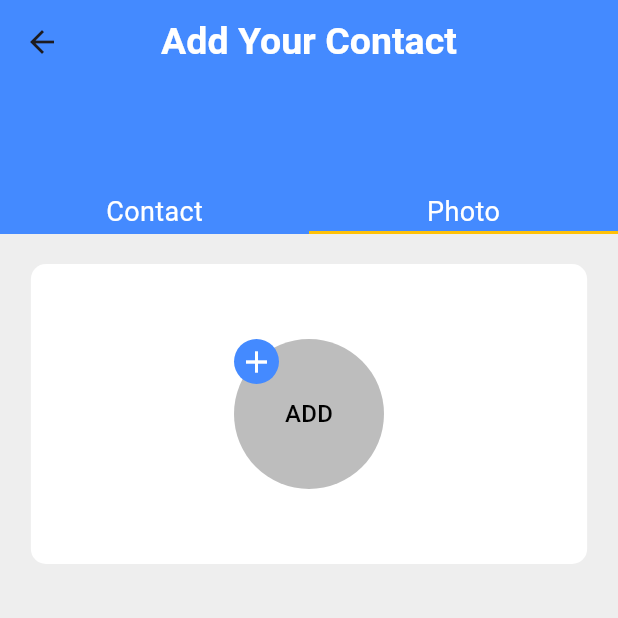
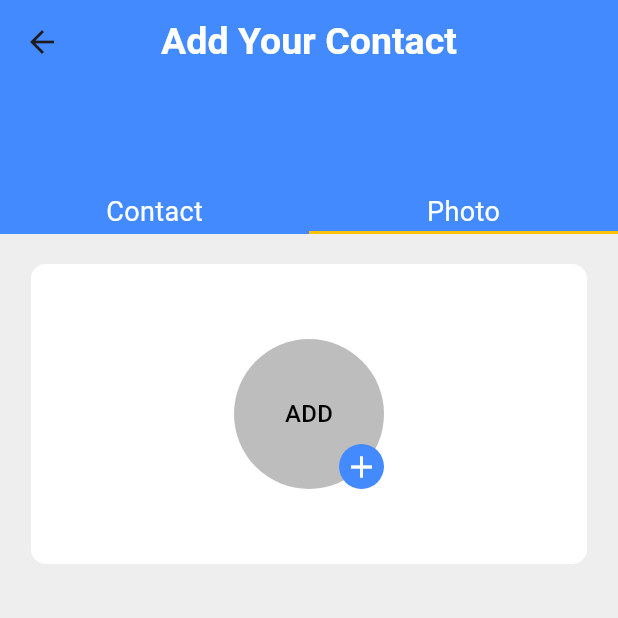
Before and after one commit to Ponik90/resume, a Flutter app: the ContactInfoScreen screen opened by its route, after a tap on "SAVE", after a tap on "Photo", on a phone screen of 412 x 824 dp, the top half of it. Run offline on Flutter 3.47's test engine with Material 3 defaults, Android fonts, the phone set to English and light mode, and no system bars.

Commit message:
04-03-3024

```diff
--- a/lib/screen/carrier/carrier_screen.dart
+++ b/lib/screen/carrier/carrier_screen.dart
@@ -145,7 +145,7 @@ class _CarrierScreenState extends State<CarrierScreen> {
                       Center(
                         child: InkWell(onTap: () {
                           FocusManager.instance.primaryFocus?.unfocus();
-                          if(formkey==formkey.currentState!.validate())
+                          if(formkey.currentState!.validate())
                           {
                             String object =txtcobject.text;
                             String desig=txtcdesig.text;
--- a/lib/screen/contact/contact_info_screen.dart
+++ b/lib/screen/contact/contact_info_screen.dart
@@ -1,4 +1,6 @@
 import 'package:flutter/material.dart';
+
+import '../../utiles/global_screen_var.dart';
 
 class ContactInfoScreen extends StatefulWidget {
   const ContactInfoScreen({super.key});
@@ -234,13 +236,13 @@ class _ContactInfoScreenState extends State<ContactInfoScreen> {
                             Center(
                               child: InkWell(onTap: () {
                                 FocusManager.instance.primaryFocus?.unfocus();
-                                    if(formkey==formkey.currentState!.validate())
+                                    if(formkey.currentState!.validate())
                                       {
-                                        String name =txtname.text;
-                                        String email=txtemail.text;
-                                        String phone=txtphone.text;
-                                        String add=txtadd.text;
-                                         print("$name $email $phone $add");
+                                        g1.contactName=txtname.text;
+                                        g1.contactName =txtemail.text;
+                                        g1.contactName =txtphone.text;
+                                        g1.contactName=txtadd.text;
+                                        formkey.currentState!.reset();
                                       }
                               },
                                 child: Container(
@@ -267,15 +269,19 @@ class _ContactInfoScreenState extends State<ContactInfoScreen> {
                     width: MediaQuery.sizeOf(context).width * 0.90,
                     alignment: Alignment.center,
                     decoration: BoxDecoration(color: Colors.white,borderRadius: BorderRadius.circular(10)),
-                    child:  const Stack(
+                    child: Stack(
+                      alignment: Alignment.bottomRight,
                       children: [
                         CircleAvatar(
                           //radius: 70,
                           backgroundColor: Colors.black26,
                           maxRadius: 50,
-                          child: Text(
-                            "ADD",
-                            style: TextStyle(color: Colors.black),
+                          child: Container(
+                            alignment: Alignment.center,
+                            child: const Text(
+                              "ADD",
+                              style: TextStyle(color: Colors.black),
+                            ),
                           ),
                         ),
                         CircleAvatar(backgroundColor: Colors.blueAccent,maxRadius: 15,child: Icon(Icons.add,color: Colors.white,),),
--- a/lib/screen/eduction/eduction_screen.dart
+++ b/lib/screen/eduction/eduction_screen.dart
@@ -201,7 +201,7 @@ class _EductionScreenState extends State<EductionScreen> {
                               child: InkWell(
                                 onTap: () {
                                   FocusManager.instance.primaryFocus?.unfocus();
-                                  if(formkey==formkey.currentState!.validate())
+                                  if(formkey.currentState!.validate())
                                   {
                                     String degree = txtdegree.text;
                                     String college = txtcollege.text;
--- a/lib/screen/home/home_screen.dart
+++ b/lib/screen/home/home_screen.dart
@@ -54,6 +54,7 @@ class _HomeScreenState extends State<HomeScreen> {
                    buildoption(iconimage: 'experience.png',name: 'Achievements',routes: 'achievement'),
                    buildoption(iconimage: 'handshake.png',name: 'References',routes: 'references'),
                    buildoption(iconimage: 'declaration.png',name: 'Declaration',routes: 'declaration'),
+                   buildoption(iconimage: 'open_cardboard_box.png',name: 'Resume',routes: 'resume'),
                  ],
                )
             ),
--- a/lib/screen/personal_detail/personal_detail_screen.dart
+++ b/lib/screen/personal_detail/personal_detail_screen.dart
@@ -199,7 +199,7 @@ class _PersonalDetailScreenState extends State<PersonalDetailScreen> {
                               child: InkWell(
                                 onTap: () {
                                   FocusManager.instance.primaryFocus?.unfocus();
-                                  if(formkey==formkey.currentState!.validate())
+                                  if(formkey.currentState!.validate())
                                     {
                                       String DOB = txtdob.text;
                                       String nation = txtnationality.text;
--- a/lib/utiles/screenlist.dart
+++ b/lib/utiles/screenlist.dart
@@ -9,6 +9,7 @@ import 'package:resume/screen/home/home_screen.dart';
 import 'package:resume/screen/personal_detail/personal_detail_screen.dart';
 import 'package:resume/screen/project/project_screen.dart';
 import 'package:resume/screen/references/references_screen.dart';
+import 'package:resume/screen/resume/resume_screen.dart';
 import 'package:resume/screen/splash/splash_screen.dart';
 import 'package:resume/screen/technical/technical_skills_screen.dart';
 
@@ -25,4 +26,5 @@ Map<String, WidgetBuilder> screenname = {
   'achievement':(context) => const AchievementScreen(),
   'references':(context) => const ReferencesScreen(),
   'declaration':(context) => const DeclarationScreen(),
+  'resume':(context) => const ResumeScreen(),
 };
```
Also changed, not shown: lib/screen/experience/experience_screen.dart (+6 -3 lines), lib/screen/resume/resume_screen.dart (added, +42 -0 lines), lib/utiles/global_screen_var.dart (added, +8 -0 lines), assets/iconimeg/open_cardboard_box.png (renamed from assets/iconimeg/open-cardboard-box.png).
